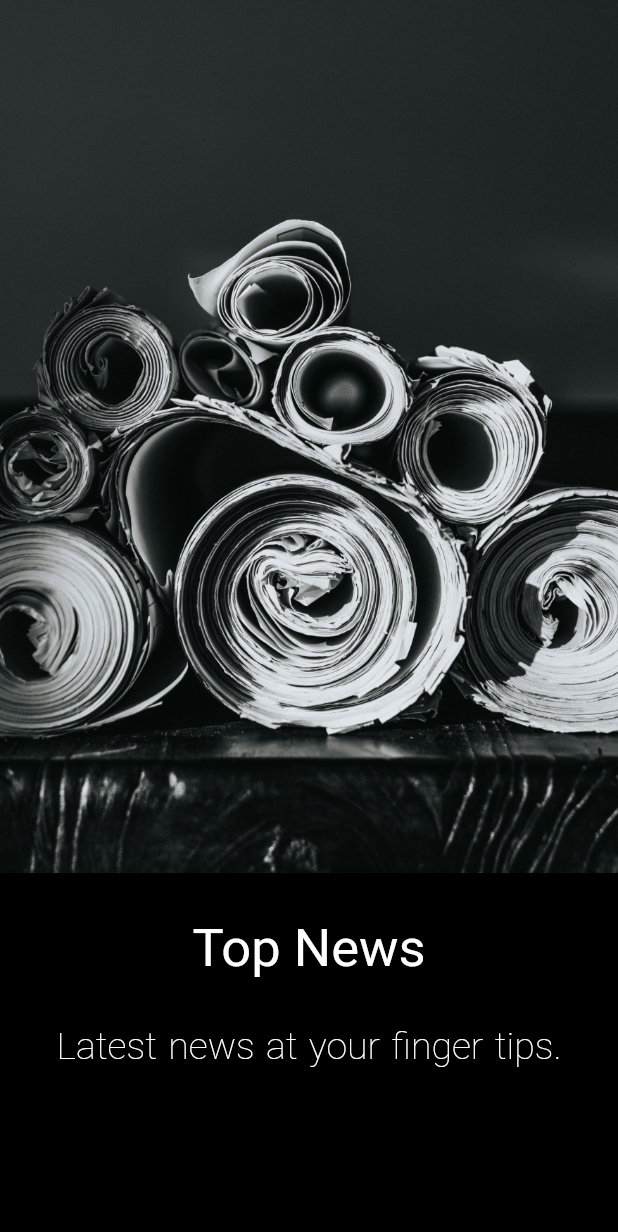
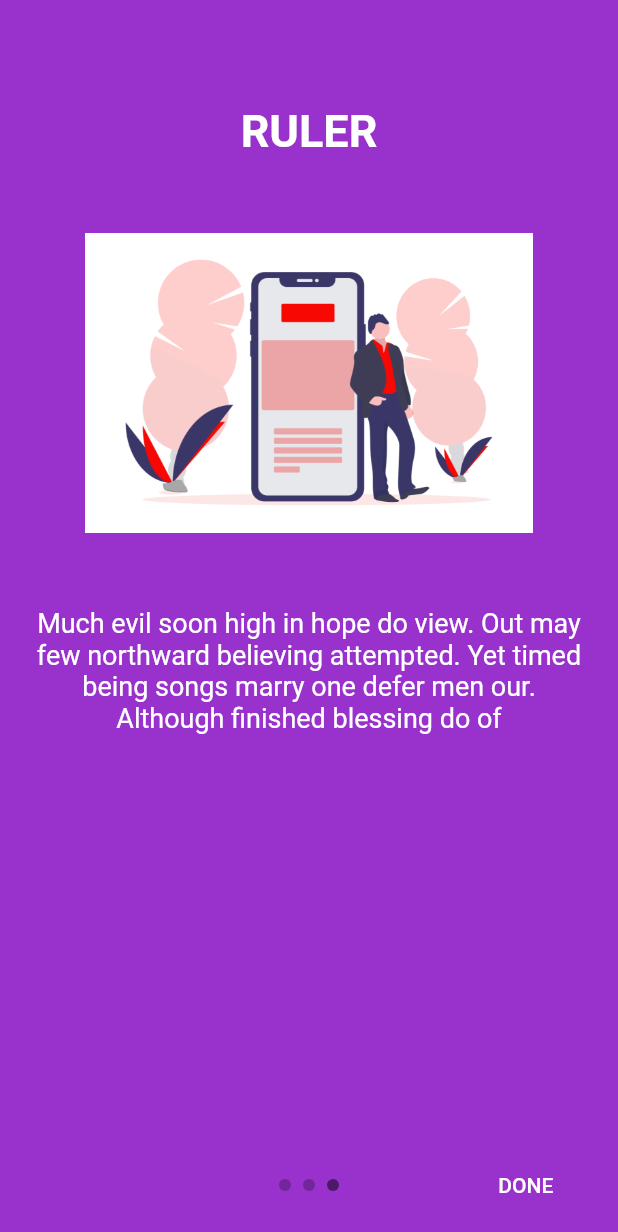
Before and after one commit to kutigbolahan/TOP-News, a Flutter app: the screen it shows after launch, swiped to page 3, on a phone screen of 412 x 824 dp. Shown: the top 1232 px of the screen. Run offline on Flutter 3.47's test engine with Material 2 defaults, Android fonts, the phone set to English and light mode, and no system bars; drawn by our look-alikes of intro_slider, liquid_swipe; our stand-ins replace built_collection, built_value, cached_network_image, google_fonts; generated files the repository leaves out were written again; Roboto replaces fonts that are missing (Blinker).

Commit message:
Changes to be committed:

```diff
--- a/lib/main.dart
+++ b/lib/main.dart
@@ -29,8 +29,14 @@ class MyApp extends StatelessWidget {
     return MaterialApp(
 
       theme: themeNotifier.getThemeData,
-        home: Splash(),
+
         debugShowCheckedModeBanner: false,
+        home: IntroScreen(),
+       // initialRoute: '/',
+        // routes: {
+        //   SportsPage.routeName :(context) => SportsPage(),
+        //   Splash.routeName :(context) => Splash()
+        // },
       );
   }
 }
--- a/lib/views/splashscreen.dart
+++ b/lib/views/splashscreen.dart
@@ -1,141 +1,242 @@
+
+
 import 'package:flutter/material.dart';
 import 'package:google_fonts/google_fonts.dart';
+import 'package:intro_slider/slide_object.dart';
 import 'package:liquid_swipe/liquid_swipe.dart';
+import 'package:intro_slider/intro_slider.dart';
 
-class Splash extends StatelessWidget {
-  final pages = [
-    Container(
+// class Splash extends StatelessWidget {
+//   static String routeName = 'splash';
+//   final pages = [
+//     Container(
+//       child: Padding(
+//         padding: const EdgeInsets.all(16.0),
+//         child: Column(
+//           mainAxisAlignment: MainAxisAlignment.start,
+//           crossAxisAlignment: CrossAxisAlignment.center,
+//           children: <Widget>[
+//             Row(
+//                 mainAxisAlignment: MainAxisAlignment.spaceBetween,
+//                 crossAxisAlignment: CrossAxisAlignment.start,
+//                 children: <Widget>[
+//                   Container(
+//                     padding: EdgeInsets.only(top: 50, left: 10),
+//                     child: Text('Top News',
+//                         style: GoogleFonts.blinker(
+//                             fontSize: 30, color: Colors.red)),
+//                   ),
+//                   Container(
+//                     padding: EdgeInsets.only(top: 50, right: 10),
+//                     child: Text('Skip',
+//                           style: GoogleFonts.blinker(
+//                               fontSize: 25, color: Colors.grey)),
+//                   ),
+//                 ]),
+//             SizedBox(height: 120),
+//             Container(
+//                 width: double.infinity,
+//                 alignment: Alignment.center,
+//                 child: Image.asset(
+//                   'assets/images/6.png',
+//                   fit: BoxFit.fitWidth,
+//                 )),
+//             SizedBox(height: 30),
+//             Container(
+//               child: Text('Welcome to Top News.',
+//                   style: GoogleFonts.blinker(
+//                       fontSize: 35,
+//                       fontWeight: FontWeight.bold,
+//                       wordSpacing: 1.5,
+//                       color: Colors.black)),
+//             ),
+//             SizedBox(height: 20),
+//             Container(
+//               child: Text('Get latest news\nat your finger tips.',
+//                   style: GoogleFonts.blinker(
+//                       fontSize: 25,
+//                       fontWeight: FontWeight.w500,
+//                       wordSpacing: 1.5,
+//                       color: Colors.grey)),
+//             )
+//           ],
+//         ),
+//       ),
+//     ),
+//     Container(
+//       child: Padding(
+//         padding: const EdgeInsets.all(16.0),
+//         child: Column(
+//           mainAxisAlignment: MainAxisAlignment.start,
+//           crossAxisAlignment: CrossAxisAlignment.center,
+//           children: <Widget>[
+//             Row(
+//                 mainAxisAlignment: MainAxisAlignment.spaceBetween,
+//                 crossAxisAlignment: CrossAxisAlignment.start,
+//                 children: <Widget>[
+//                   Container(
+//                     padding: EdgeInsets.only(top: 50, left: 10),
+//                     child: Text('Top News',
+//                         style: GoogleFonts.blinker(
+//                             fontSize: 30, color: Colors.red)),
+//                   ),
+//                   Container(
+//                     padding: EdgeInsets.only(top: 50, right: 10),
+//                     child: Text('Skip',
+//                         style: GoogleFonts.blinker(
+//                             fontSize: 25, color: Colors.grey)),
+//                   ),
+//                 ]),
+//             SizedBox(height: 120),
+//             Container(
+//                 width: double.infinity,
+//                 alignment: Alignment.center,
+//                 child: Image.asset(
+//                   'assets/images/7.png',
+//                   fit: BoxFit.fitWidth,
+//                 )),
+//             SizedBox(height: 30),
+//             Container(
+//               child: Text('BE UPDATED.',
+//                   style: GoogleFonts.blinker(
+//                       fontSize: 35,
+//                       fontWeight: FontWeight.bold,
+//                       wordSpacing: 1.5,
+//                       color: Colors.black)),
+//             ),
+//             SizedBox(height: 20),
+//             Container(
+//               child: Text(
+//                   'Be updated about the latest\n happenings around the world.',
+//                   style: GoogleFonts.blinker(
+//                       fontSize: 25,
+//                       fontWeight: FontWeight.w500,
+//                       wordSpacing: 1.5,
+//                       color: Colors.grey)),
+//             )
+//           ],
+//         ),
+//       ),
+//     ),
+//     Container(
+//       child: Padding(
+//         padding: const EdgeInsets.all(16.0),
+//         child: Column(
+//           mainAxisAlignment: MainAxisAlignment.start,
+//           crossAxisAlignment: CrossAxisAlignment.center,
+//           children: <Widget>[
+//             Row(
+//                 mainAxisAlignment: MainAxisAlignment.spaceBetween,
+//                 crossAxisAlignment: CrossAxisAlignment.start,
+//                 children: <Widget>[
+//                   Container(
+//                     padding: EdgeInsets.only(top: 50, left: 10),
+//                     child: Text('Top News',
+//                         style: GoogleFonts.blinker(
+//                             fontSize: 30, color: Colors.red)),
+//                   ),
+//                   Container(
+//                     padding: EdgeInsets.only(top: 50, right: 10),
+//                     child: Text('Skip',
+//                           style: GoogleFonts.blinker(
+//                               fontSize: 25, color: Colors.grey)),
+//                   ),
+//                 ]),
+//             SizedBox(height: 120),
+//             Container(
+//                 width: double.infinity,
+//                 alignment: Alignment.center,
+//                 child: Image.asset(
+//                   'assets/images/8.png',
+//                   fit: BoxFit.fitWidth,
+//                 )),
+//             SizedBox(height: 30),
+//             Container(
+//               child: Text('BE INFORMED.',
+//                   style: GoogleFonts.blinker(
+//                       fontSize: 35,
+//                       fontWeight: FontWeight.bold,
+//                       wordSpacing: 1.5,
+//                       color: Colors.black)),
+//             ),
+//             SizedBox(height: 20),
+//             Container(
+//               child: Text(
+//                   'Read the latest news anywhere,\n anyplace and at anytime.',
+//                   style: GoogleFonts.blinker(
+//                       fontSize: 20,
+//                       fontWeight: FontWeight.w500,
+//                       wordSpacing: 1.5,
+//                       color: Colors.grey)),
+//             )
+//           ],
+//         ),
+//       ),
+//     ),
+//   ];
+//   @override
+//   Widget build(BuildContext context) {
+//     return MaterialApp(
+//         debugShowCheckedModeBanner: false,
+//         home: Scaffold(
+//             body: LiquidSwipe(
+//           pages: pages,
+//           fullTransitionValue: 300,
+//           enableSlideIcon: false,
+//           enableLoop: true,
+//           waveType: WaveType.liquidReveal,
+//           positionSlideIcon: 0.5,
 
-      child: Padding(
-        padding: const EdgeInsets.all(16.0),
-        child: Column(
-          mainAxisAlignment: MainAxisAlignment.start,
-          crossAxisAlignment: CrossAxisAlignment.center,
-          children: <Widget>[
-            Row(
-              mainAxisAlignment: MainAxisAlignment.spaceBetween,
-              crossAxisAlignment: CrossAxisAlignment.start,
-              children: <Widget>[
-              Container(
-                padding: EdgeInsets.only(top: 50,left: 10),
-                child: Text('Top News', style: GoogleFonts.blinker(fontSize: 30,
-                color: Colors.red
-                )),
-              ),
-              Container(
-                padding: EdgeInsets.only(top: 50, right: 10),
-                child: Text('Skip', style: GoogleFonts.blinker(fontSize: 25,
-                color: Colors.grey
-                )),
-              ),
-            ]),
-            SizedBox(height: 120),
-            Container(
-                width: double.infinity,
-                alignment: Alignment.center,
-                child: Image.asset(
-                  'assets/images/6.png',
-                  fit: BoxFit.fitWidth,
-                )),
-            SizedBox(height: 30),
-             Container(
-              child: Text(
-                  'Welcome to Top News.',
-                  style: GoogleFonts.blinker(
-                      fontSize: 35,
-                      fontWeight: FontWeight.bold,
-                      wordSpacing: 1.5,
-                      color: Colors.black
-                      )),
-            ),
-            SizedBox(height: 20),
-            Container(
-              child: Text(
-                  'Get latest news\nat your finger tips.',
-                  style: GoogleFonts.blinker(
-                      fontSize: 25,
-                      fontWeight: FontWeight.w500,
-                      wordSpacing: 1.5,
-                      color: Colors.grey
-                      )),
-            )
-          ],
-        ),
+//         ),),);
+//   }
+// }
+class IntroScreen extends StatefulWidget {
+  @override
+  _IntroScreenState createState() => _IntroScreenState();
+}
+
+class _IntroScreenState extends State<IntroScreen> {
+  List<Slide> slides = new List();
+
+  @override
+  void initState() {
+    super.initState();
+
+    slides.add(
+      new Slide(
+        title: "ERASER",
+        description: "Allow miles wound place the leave had. To sitting subject no improve studied limited",
+        pathImage: "assets/images/7.png",
+        backgroundColor: Color(0xfff5a623),
       ),
-    ),
-    Container(
-      color: Colors.black,
-      child: Column(
-        mainAxisAlignment: MainAxisAlignment.start,
-        children: <Widget>[
-          Container(
-              width: double.infinity,
-              alignment: Alignment.center,
-              child: Image.asset(
-                'assets/images/1.jpg',
-                fit: BoxFit.contain,
-              )),
-          SizedBox(height: 30),
-          Container(
-            child: Text('Top News',
-                style: GoogleFonts.blinker(fontSize: 35, color: Colors.white)),
-          ),
-          SizedBox(height: 30),
-          Container(
-            child: Text(
-                'Read the latest news\n anywhere,anyplace\n and at anytime.',
-                style: GoogleFonts.blinker(
-                  fontSize: 25,
-                  fontWeight: FontWeight.w200,
-                  wordSpacing: 1.5,
-                  color: Colors.white,
-                )),
-          )
-        ],
+    );
+    slides.add(
+      new Slide(
+        title: "PENCIL",
+        description: "Ye indulgence unreserved connection alteration appearance",
+        pathImage: "assets/images/7.png",
+        backgroundColor: Color(0xff203152),
       ),
-    ),
-    Container(
-      color: Colors.black,
-      child: Column(
-        mainAxisAlignment: MainAxisAlignment.start,
-        children: <Widget>[
-          Container(
-              width: double.infinity,
-              alignment: Alignment.center,
-              child: Image.asset(
-                'assets/images/4.jpg',
-                fit: BoxFit.contain,
-              )),
-          SizedBox(height: 30),
-          Container(
-            child: Text('Top News',
-                style: GoogleFonts.blinker(fontSize: 35, color: Colors.white)),
-          ),
-          SizedBox(height: 30),
-          Container(
-            child: Text('Latest news at your finger tips.',
-                style: GoogleFonts.blinker(
-                    fontSize: 25,
-                    fontWeight: FontWeight.w200,
-                    wordSpacing: 1.5,
-                    color: Colors.white)),
-          )
-        ],
+    );
+    slides.add(
+      new Slide(
+        title: "RULER",
+        description:
+        "Much evil soon high in hope do view. Out may few northward believing attempted. Yet timed being songs marry one defer men our. Although finished blessing do of",
+        pathImage: "assets/images/7.png",
+        backgroundColor: Color(0xff9932CC),
       ),
-    ),
-  ];
+    );
+  }
+
+  void onDonePress() {
+    // Do what you want
+  }
   @override
   Widget build(BuildContext context) {
-    return MaterialApp(
-        debugShowCheckedModeBanner: false,
-        home: Scaffold(
-            body: LiquidSwipe(
-          pages: pages,
-          fullTransitionValue: 300,
-          enableSlideIcon: true,
-          enableLoop: true,
-          waveType: WaveType.liquidReveal,
-          positionSlideIcon: 0.5,
-        )));
+    return  IntroSlider(
+      slides: this.slides,
+      onDonePress: this.onDonePress,
+    );
   }
 }
--- a/lib/views/sports.dart
+++ b/lib/views/sports.dart
@@ -14,6 +14,7 @@ import 'package:url_launcher/url_launcher.dart';
 import 'package:cached_network_image/cached_network_image.dart';
 
 class SportsPage extends StatefulWidget {
+  static String routeName = 'sports';
   @override
   _SportsPageState createState() => _SportsPageState();
 }
--- a/pubspec.yaml
+++ b/pubspec.yaml
@@ -34,6 +34,7 @@ dependencies:
   shared_preferences:
   cached_network_image:
   liquid_swipe: ^1.4.0
+  intro_slider: ^2.2.9
 
 
 dev_dependencies:
```
Also changed, not shown: assets/images/5.png (added), assets/images/6.png (added), assets/images/7.png (added), assets/images/8.png (added), pubspec.lock.
